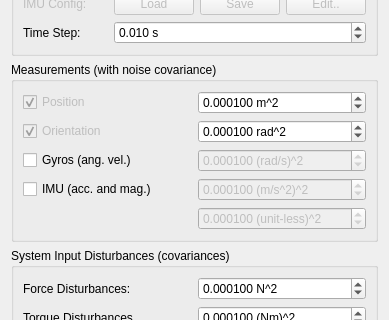
Old version of the form src/ReaK/gui_qt/ui/target_predictor_config.ui in the repository mikael-s-persson/ReaK; both pictures show x 0 to 389 and y 224 to 544 of the 389 by 827 pixel window.
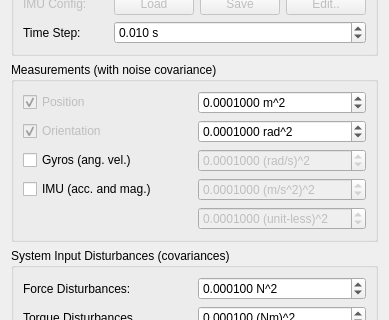
New version of the form.

Commit message: Fixed a bug with the initialization and norm calculation in the target pred code of the planner app.

```diff
--- a/src/ReaK/gui_qt/ui/target_predictor_config.ui
+++ b/src/ReaK/gui_qt/ui/target_predictor_config.ui
@@ -308,7 +308,7 @@
          <string> m^2</string>
         </property>
         <property name="decimals">
-         <number>6</number>
+         <number>7</number>
         </property>
         <property name="maximum">
          <double>0.010000000000000</double>
@@ -327,7 +327,7 @@
          <string> rad^2</string>
         </property>
         <property name="decimals">
-         <number>6</number>
+         <number>7</number>
         </property>
         <property name="maximum">
          <double>0.010000000000000</double>
@@ -362,7 +362,7 @@
          <string> (m/s^2)^2</string>
         </property>
         <property name="decimals">
-         <number>6</number>
+         <number>7</number>
         </property>
         <property name="maximum">
          <double>0.010000000000000</double>
@@ -384,7 +384,7 @@
          <string> (rad/s)^2</string>
         </property>
         <property name="decimals">
-         <number>6</number>
+         <number>7</number>
         </property>
         <property name="maximum">
          <double>0.010000000000000</double>
@@ -406,7 +406,7 @@
          <string> (unit-less)^2</string>
         </property>
         <property name="decimals">
-         <number>6</number>
+         <number>7</number>
         </property>
         <property name="maximum">
          <double>0.010000000000000</double>
```
The commit also changes 1 other file.
